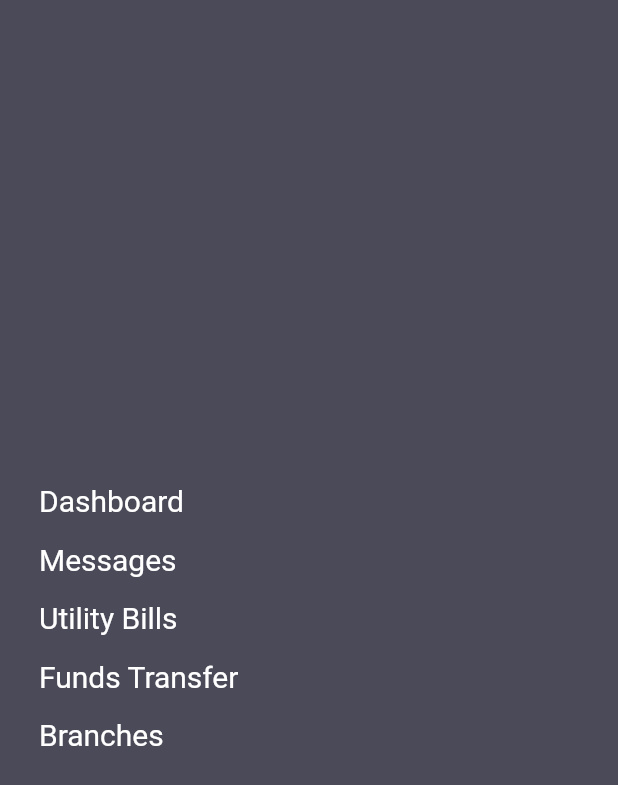
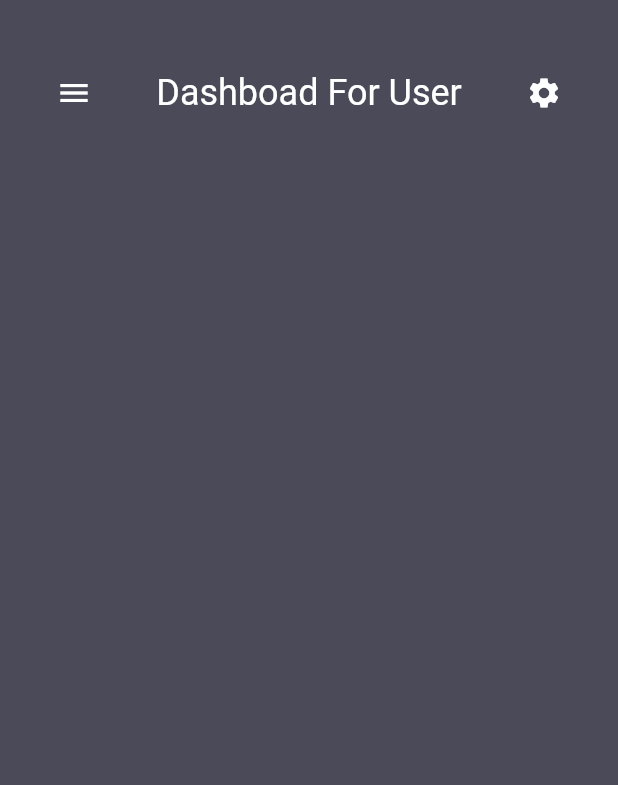
Before and after one commit to gbmahili/Flutter-SideBar, a Flutter app: the screen it shows after launch, on a phone screen of 412 x 824 dp. Shown: the top 785 px of the screen. Run offline on Flutter 3.47's test engine with Material 2 defaults, Android fonts, the phone set to English and light mode, and no system bars.

```diff
--- a/lib/main_dashboard_layout.dart
+++ b/lib/main_dashboard_layout.dart
@@ -2,19 +2,30 @@ import 'package:flutter/material.dart';
 
 final Color backgroundColor = Color(0xFF4A4A58);
 
-class MenuDashboardPage extends StatelessWidget {
+class MenuDashboardPage extends StatefulWidget {
+  @override
+  _MenuDashboardPageState createState() => _MenuDashboardPageState();
+}
+
+class _MenuDashboardPageState extends State<MenuDashboardPage> {
+  bool isCollapsed = true;
+  double screenWidth, screenHeight;
+
   @override
   Widget build(BuildContext context) {
+    Size deviceSize = MediaQuery.of(context).size;
+    screenHeight = deviceSize.height;
+    screenWidth = deviceSize.width;
+    final Duration duration = const Duration(milliseconds: 300);
     return Scaffold(
       backgroundColor: backgroundColor,
       body: Stack(
         children: <Widget>[
           menu(context),
-          // dashboard(),
+          dashboard(context),
         ],
       ),
     );
-  }
   }
 
   Widget menu(context) {
@@ -27,33 +38,72 @@ Widget menu(context) {
           mainAxisAlignment: MainAxisAlignment.spaceAround,
           crossAxisAlignment: CrossAxisAlignment.start,
           children: <Widget>[
-          Padding(
-            padding: const EdgeInsets.all(8.0),
-            child: Text('Dashboard',
-                style: TextStyle(color: Colors.white, fontSize: 20)),
-          ),
-          Padding(
-            padding: const EdgeInsets.all(8.0),
-            child: Text('Messages',
-                style: TextStyle(color: Colors.white, fontSize: 20)),
-          ),
-          Padding(
-            padding: const EdgeInsets.all(8.0),
-            child: Text('Utility Bills',
-                style: TextStyle(color: Colors.white, fontSize: 20)),
-          ),
-          Padding(
-            padding: const EdgeInsets.all(8.0),
-            child: Text('Funds Transfer',
-                style: TextStyle(color: Colors.white, fontSize: 20)),
-          ),
-          Padding(
-            padding: const EdgeInsets.all(8.0),
-            child: Text('Branches',
-                style: TextStyle(color: Colors.white, fontSize: 20)),
-          ),
+            new MenuItem(text: 'Dashboard'),
+            new MenuItem(text: 'Messages'),
+            new MenuItem(text: 'Utility Bills'),
+            new MenuItem(text: 'Funds Transfer'),
+            new MenuItem(text: 'Branches'),
           ],
         ),
       ),
     );
   }
+
+  Widget dashboard(context) {
+    return AnimatedPositioned(
+      duration: const Duration(milliseconds: 300),
+      top: isCollapsed ? 0 : 0.2 * screenHeight,
+      bottom: isCollapsed ? 0 : 0.2 * screenHeight,
+      left: isCollapsed ? 0 : 0.6 * screenWidth,
+      right: isCollapsed ? 0 : -0.4 * screenWidth,
+      child: Material(
+        elevation: 8,
+        color: backgroundColor,
+        child: Container(
+          padding: EdgeInsets.only(left: 16, right: 16, top: 48),
+          child: Column(
+            children: <Widget>[
+              Row(
+                mainAxisAlignment: MainAxisAlignment.spaceAround,
+                children: <Widget>[
+                  InkWell(
+                    child: Icon(
+                      Icons.menu,
+                      color: Colors.white,
+                    ),
+                    onTap: () {
+                      setState(() {
+                        isCollapsed = !isCollapsed;
+                      });
+                    },
+                  ),
+                  Text(
+                    'Dashboad For User',
+                    style: TextStyle(fontSize: 24, color: Colors.white),
+                  ),
+                  Icon(
+                    Icons.settings,
+                    color: Colors.white,
+                  )
+                ],
+              )
+            ],
+          ),
+        ),
+      ),
+    );
+  }
+}
+
+class MenuItem extends StatelessWidget {
+  final String text;
+  MenuItem({this.text});
+
+  @override
+  Widget build(BuildContext context) {
+    return Padding(
+      padding: const EdgeInsets.all(8.0),
+      child: Text(text, style: TextStyle(color: Colors.white, fontSize: 20)),
+    );
+  }
+}
```
Lines whose indentation alone changed are shown as unchanged.
